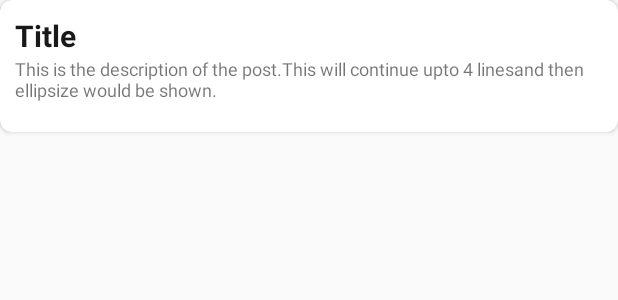
After one commit to RoliVerma/Xnary, an Android app: the layout feed_layout.xml on its own in the app's theme, with its tools: preview values and no code run, on a phone screen of 412 x 824 dp. The commit adds this screen. Shown: the top 300 px of the screen. Run offline under Robolectric (Android 15) with nearby library versions, the phone set to English and light mode, and no system bars.

```diff
--- /dev/null
+++ b/Code/Platform/app/src/main/res/layout/feed_layout.xml
@@ -0,0 +1,82 @@
+<?xml version="1.0" encoding="utf-8"?>
+<androidx.cardview.widget.CardView xmlns:android="http://schemas.android.com/apk/res/android"
+    xmlns:app="http://schemas.android.com/apk/res-auto"
+    android:layout_width="match_parent"
+    android:layout_height="wrap_content"
+    android:elevation="20dp"
+    app:cardCornerRadius="8dp">
+
+    <RelativeLayout
+        android:layout_width="match_parent"
+        android:layout_height="match_parent"
+        android:padding="10dp">
+
+        <ImageView
+            android:id="@+id/img"
+            android:layout_width="match_parent"
+            android:layout_height="300dp"
+            android:layout_below="@id/desc"
+            android:src="@mipmap/ic_launcher"
+            android:visibility="gone"/>
+
+
+        <TextView
+            android:id="@+id/desc"
+            android:layout_width="match_parent"
+            android:layout_height="wrap_content"
+            android:layout_below="@id/title"
+            android:layout_marginBottom="10dp"
+            android:ellipsize="end"
+            android:maxLines="4"
+            android:text="This is the description of the post.This will continue upto 4 linesand then ellipsize would be shown."
+            android:textSize="12dp" />
+
+        <TextView
+            android:id="@+id/title"
+            android:layout_width="match_parent"
+            android:layout_height="wrap_content"
+            android:text="Title"
+            android:textColor="@color/overlay_dark_90"
+            android:textSize="20dp"
+            android:textStyle="bold" />
+
+        <VideoView
+            android:id="@+id/video"
+            android:layout_width="match_parent"
+            android:layout_height="300dp"
+            android:layout_below="@id/desc"
+            android:visibility="gone"/>
+
+        <androidx.cardview.widget.CardView
+            android:id="@+id/pdf"
+            android:layout_width="match_parent"
+            android:layout_height="50dp"
+            android:layout_below="@id/desc"
+            app:cardCornerRadius="10dp"
+            android:visibility="gone">
+
+            <LinearLayout
+                android:layout_width="match_parent"
+                android:layout_height="wrap_content">
+
+                <ImageView
+                    android:layout_width="48dp"
+                    android:layout_height="48dp"
+                    android:src="@mipmap/ic_launcher" />
+
+                <TextView
+                    android:layout_width="match_parent"
+                    android:layout_height="wrap_content"
+                    android:layout_gravity="center"
+                    android:text="PDF File"
+                    android:textColor="@color/overlay_dark_90"
+                    android:textSize="30dp" />
+
+            </LinearLayout>
+        </androidx.cardview.widget.CardView>
+
+
+    </RelativeLayout>
+
+
+</androidx.cardview.widget.CardView>
--- /dev/null
+++ b/Code/Platform/app/src/main/res/values/dimens.xml
@@ -0,0 +1,5 @@
+<resources>
+    <!-- Default screen margins, per the Android Design guidelines. -->
+    <dimen name="activity_horizontal_margin">16dp</dimen>
+    <dimen name="activity_vertical_margin">16dp</dimen>
+</resources>
```
Also changed, not shown: Code/Platform/app/src/main/java/Models/Feed.java (added, +41 -0 lines), Code/Platform/app/src/main/java/com/devhack/platform/FeedAdapter.java (added, +80 -0 lines), Code/Platform/app/src/main/java/fragments/HomeFragment.java (+9 -2 lines), Code/Platform/app/src/main/res/drawable/ic_dashboard_black_24dp.xml (added, +9 -0 lines), Code/Platform/app/src/main/res/drawable/ic_home_black_24dp.xml (added, +9 -0 lines), Code/Platform/app/src/main/res/drawable/ic_notifications_black_24dp.xml (added, +9 -0 lines), Code/Platform/app/src/main/res/layout/fragment_home.xml (+4 -5 lines).
